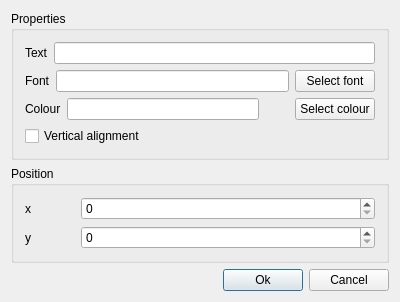
First picture: the form in SimpleCalendarCreator/src/window/object_editor/EditText.ui, repository kelvinchin12070811/SimpleCalendarCreator, before the edit.
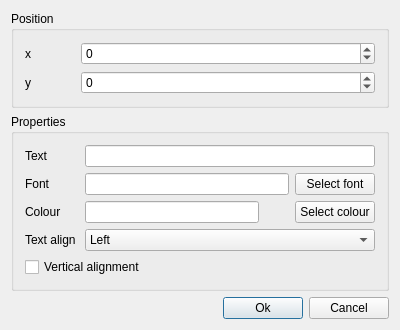
Second picture: the form after the edit.

The edit to the form file:
```diff
--- a/SimpleCalendarCreator/src/window/object_editor/EditText.ui
+++ b/SimpleCalendarCreator/src/window/object_editor/EditText.ui
@@ -7,13 +7,88 @@
     <x>0</x>
     <y>0</y>
     <width>400</width>
-    <height>267</height>
+    <height>321</height>
    </rect>
   </property>
   <property name="windowTitle">
    <string>Edit Text - %1</string>
   </property>
   <layout class="QVBoxLayout" name="verticalLayout_3">
+   <item>
+    <widget class="QGroupBox" name="groupBox_2">
+     <property name="title">
+      <string>Position</string>
+     </property>
+     <layout class="QVBoxLayout" name="verticalLayout_2">
+      <item>
+       <layout class="QHBoxLayout" name="horizontalLayout_5">
+        <item>
+         <widget class="QLabel" name="label_4">
+          <property name="minimumSize">
+           <size>
+            <width>50</width>
+            <height>0</height>
+           </size>
+          </property>
+          <property name="maximumSize">
+           <size>
+            <width>50</width>
+            <height>16777215</height>
+           </size>
+          </property>
+          <property name="text">
+           <string>x</string>
+          </property>
+         </widget>
+        </item>
+        <item>
+         <widget class="QSpinBox" name="posX">
+          <property name="minimum">
+           <number>-2147483647</number>
+          </property>
+          <property name="maximum">
+           <number>2147483647</number>
+          </property>
+         </widget>
+        </item>
+       </layout>
+      </item>
+      <item>
+       <layout class="QHBoxLayout" name="horizontalLayout_6">
+        <item>
+         <widget class="QLabel" name="label_5">
+          <property name="minimumSize">
+           <size>
+            <width>50</width>
+            <height>0</height>
+           </size>
+          </property>
+          <property name="maximumSize">
+           <size>
+            <width>50</width>
+            <height>16777215</height>
+           </size>
+          </property>
+          <property name="text">
+           <string>y</string>
+          </property>
+         </widget>
+        </item>
+        <item>
+         <widget class="QSpinBox" name="posY">
+          <property name="minimum">
+           <number>-2147483647</number>
+          </property>
+          <property name="maximum">
+           <number>2147483647</number>
+          </property>
+         </widget>
+        </item>
+       </layout>
+      </item>
+     </layout>
+    </widget>
+   </item>
    <item>
     <widget class="QGroupBox" name="groupBox">
      <property name="title">
@@ -24,6 +99,18 @@
        <layout class="QHBoxLayout" name="horizontalLayout_2">
         <item>
          <widget class="QLabel" name="label">
+          <property name="minimumSize">
+           <size>
+            <width>54</width>
+            <height>0</height>
+           </size>
+          </property>
+          <property name="maximumSize">
+           <size>
+            <width>54</width>
+            <height>16777215</height>
+           </size>
+          </property>
           <property name="text">
            <string>Text</string>
           </property>
@@ -38,6 +125,18 @@
        <layout class="QHBoxLayout" name="horizontalLayout_3">
         <item>
          <widget class="QLabel" name="label_2">
+          <property name="minimumSize">
+           <size>
+            <width>54</width>
+            <height>0</height>
+           </size>
+          </property>
+          <property name="maximumSize">
+           <size>
+            <width>54</width>
+            <height>16777215</height>
+           </size>
+          </property>
           <property name="text">
            <string>Font</string>
           </property>
@@ -63,6 +162,18 @@
        <layout class="QHBoxLayout" name="horizontalLayout_4">
         <item>
          <widget class="QLabel" name="label_3">
+          <property name="minimumSize">
+           <size>
+            <width>54</width>
+            <height>0</height>
+           </size>
+          </property>
+          <property name="maximumSize">
+           <size>
+            <width>54</width>
+            <height>16777215</height>
+           </size>
+          </property>
           <property name="text">
            <string>Colour</string>
           </property>
@@ -99,6 +210,48 @@
         </item>
        </layout>
       </item>
+      <item>
+       <layout class="QHBoxLayout" name="horizontalLayout_7">
+        <item>
+         <widget class="QLabel" name="label_6">
+          <property name="minimumSize">
+           <size>
+            <width>54</width>
+            <height>0</height>
+           </size>
+          </property>
+          <property name="maximumSize">
+           <size>
+            <width>54</width>
+            <height>16777215</height>
+           </size>
+          </property>
+          <property name="text">
+           <string>Text align</string>
+          </property>
+         </widget>
+        </item>
+        <item>
+         <widget class="QComboBox" name="textAlignment">
+          <item>
+           <property name="text">
+            <string>Left</string>
+           </property>
+          </item>
+          <item>
+           <property name="text">
+            <string>Center</string>
+           </property>
+          </item>
+          <item>
+           <property name="text">
+            <string>Right</string>
+           </property>
+          </item>
+         </widget>
+        </item>
+       </layout>
+      </item>
       <item>
        <widget class="QCheckBox" name="isVerticalAlignment">
         <property name="text">
@@ -109,75 +262,6 @@
      </layout>
     </widget>
    </item>
-   <item>
-    <widget class="QGroupBox" name="groupBox_2">
-     <property name="title">
-      <string>Position</string>
-     </property>
-     <layout class="QVBoxLayout" name="verticalLayout_2">
-      <item>
-       <layout class="QHBoxLayout" name="horizontalLayout_5">
-        <item>
-         <widget class="QLabel" name="label_4">
-          <property name="minimumSize">
-           <size>
-            <width>50</width>
-            <height>0</height>
-           </size>
-          </property>
-          <property name="maximumSize">
-           <size>
-            <width>50</width>
-            <height>16777215</height>
-           </size>
-          </property>
-          <property name="text">
-           <string>x</string>
-          </property>
-         </widget>
-        </item>
-        <item>
-         <widget class="QSpinBox" name="posX">
-          <property name="maximum">
-           <number>2147483647</number>
-          </property>
-         </widget>
-        </item>
-       </layout>
-      </item>
-      <item>
-       <layout class="QHBoxLayout" name="horizontalLayout_6">
-        <item>
-         <widget class="QLabel" name="label_5">
-          <property name="minimumSize">
-           <size>
-            <width>50</width>
-            <height>0</height>
-           </size>
-          </property>
-          <property name="maximumSize">
-           <size>
-            <width>50</width>
-            <height>16777215</height>
-           </size>
-          </property>
-          <property name="text">
-           <string>y</string>
-          </property>
-         </widget>
-        </item>
-        <item>
-         <widget class="QSpinBox" name="posY">
-          <property name="maximum">
-           <number>2147483647</number>
-          </property>
-         </widget>
-        </item>
-       </layout>
-      </item>
-     </layout>
-    </widget>
-   </item>
    <item>
     <spacer name="verticalSpacer">
      <property name="orientation">
```
